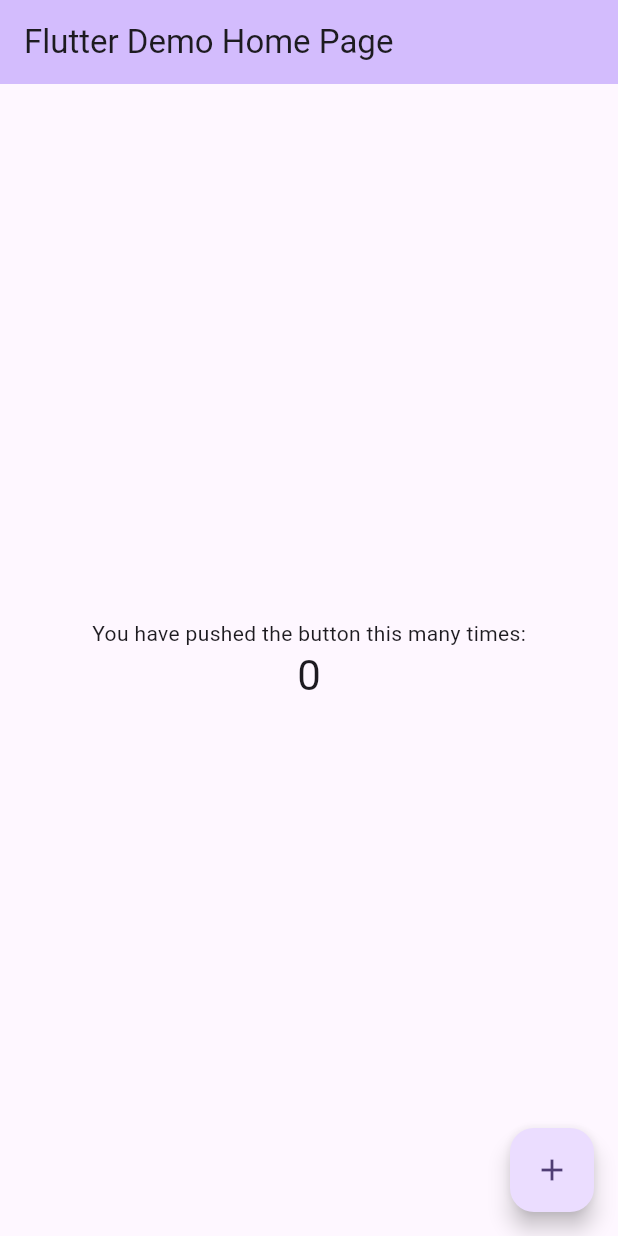
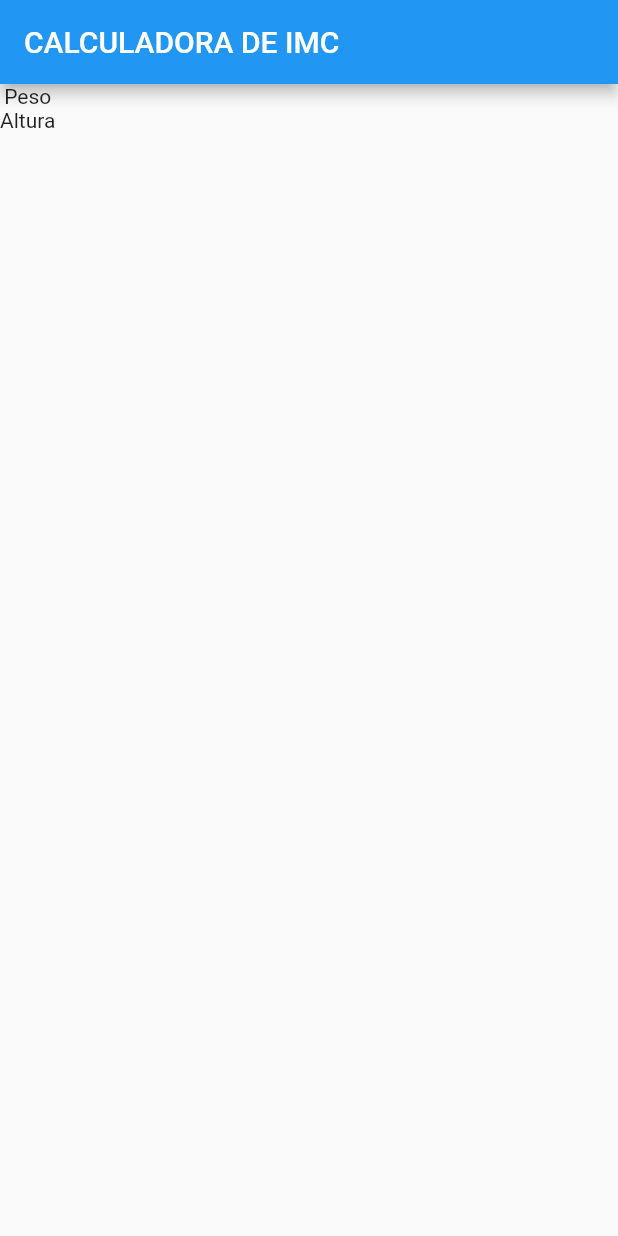
Before and after one commit to abnipc/Flutter_Calculadora_IMC, a Flutter app: the screen it shows after launch, on a phone screen of 412 x 824 dp. Run offline on Flutter 3.47's test engine with Material 2 defaults, Android fonts, the phone set to English and light mode, and no system bars.

Commit message:
estrutura basica do app funcionando.

```diff
--- a/calculadora_imc/lib/main.dart
+++ b/calculadora_imc/lib/main.dart
@@ -1,125 +1,45 @@
 import 'package:flutter/material.dart';
 
 void main() {
-  runApp(const MyApp());
+  runApp(
+      const MyApp()); // A classe MyApp é definida abaixo, aqui ela está sendo instanciada
 }
 
+//classe MyApp
 class MyApp extends StatelessWidget {
   const MyApp({super.key});
 
-  // This widget is the root of your application.
   @override
   Widget build(BuildContext context) {
-    return MaterialApp(
-      title: 'Flutter Demo',
-      theme: ThemeData(
-        // This is the theme of your application.
-        //
-        // TRY THIS: Try running your application with "flutter run". You'll see
-        // the application has a blue toolbar. Then, without quitting the app,
-        // try changing the seedColor in the colorScheme below to Colors.green
-        // and then invoke "hot reload" (save your changes or press the "hot
-        // reload" button in a Flutter-supported IDE, or press "r" if you used
-        // the command line to start the app).
-        //
-        // Notice that the counter didn't reset back to zero; the application
-        // state is not lost during the reload. To reset the state, use hot
-        // restart instead.
-        //
-        // This works for code too, not just values: Most code changes can be
-        // tested with just a hot reload.
-        colorScheme: ColorScheme.fromSeed(seedColor: Colors.deepPurple),
-        useMaterial3: true,
-      ),
-      home: const MyHomePage(title: 'Flutter Demo Home Page'),
+    return const MaterialApp(
+      home: HomePage(), //classe HomePage sendo instanciada
     );
   }
 }
 
-class MyHomePage extends StatefulWidget {
-  const MyHomePage({super.key, required this.title});
-
-  // This widget is the home page of your application. It is stateful, meaning
-  // that it has a State object (defined below) that contains fields that affect
-  // how it looks.
-
-  // This class is the configuration for the state. It holds the values (in this
-  // case the title) provided by the parent (in this case the App widget) and
-  // used by the build method of the State. Fields in a Widget subclass are
-  // always marked "final".
-
-  final String title;
+//definição da classe HomePage
+class HomePage extends StatefulWidget {
+  const HomePage({super.key});
 
   @override
-  State<MyHomePage> createState() => _MyHomePageState();
+  State<HomePage> createState() => _HomePageState();
 }
 
-class _MyHomePageState extends State<MyHomePage> {
-  int _counter = 0;
-
-  void _incrementCounter() {
-    setState(() {
-      // This call to setState tells the Flutter framework that something has
-      // changed in this State, which causes it to rerun the build method below
-      // so that the display can reflect the updated values. If we changed
-      // _counter without calling setState(), then the build method would not be
-      // called again, and so nothing would appear to happen.
-      _counter++;
-    });
-  }
-
+class _HomePageState extends State<HomePage> {
   @override
   Widget build(BuildContext context) {
-    // This method is rerun every time setState is called, for instance as done
-    // by the _incrementCounter method above.
-    //
-    // The Flutter framework has been optimized to make rerunning build methods
-    // fast, so that you can just rebuild anything that needs updating rather
-    // than having to individually change instances of widgets.
+    //Scafold é um template de app
     return Scaffold(
-      appBar: AppBar(
-        // TRY THIS: Try changing the color here to a specific color (to
-        // Colors.amber, perhaps?) and trigger a hot reload to see the AppBar
-        // change color while the other colors stay the same.
-        backgroundColor: Theme.of(context).colorScheme.inversePrimary,
-        // Here we take the value from the MyHomePage object that was created by
-        // the App.build method, and use it to set our appbar title.
-        title: Text(widget.title),
-      ),
-      body: Center(
-        // Center is a layout widget. It takes a single child and positions it
-        // in the middle of the parent.
-        child: Column(
-          // Column is also a layout widget. It takes a list of children and
-          // arranges them vertically. By default, it sizes itself to fit its
-          // children horizontally, and tries to be as tall as its parent.
-          //
-          // Column has various properties to control how it sizes itself and
-          // how it positions its children. Here we use mainAxisAlignment to
-          // center the children vertically; the main axis here is the vertical
-          // axis because Columns are vertical (the cross axis would be
-          // horizontal).
-          //
-          // TRY THIS: Invoke "debug painting" (choose the "Toggle Debug Paint"
-          // action in the IDE, or press "p" in the console), to see the
-          // wireframe for each widget.
-          mainAxisAlignment: MainAxisAlignment.center,
-          children: <Widget>[
-            const Text(
-              'You have pushed the button this many times:',
-            ),
-            Text(
-              '$_counter',
-              style: Theme.of(context).textTheme.headlineMedium,
-            ),
+        //adiciona barra ao topo do corpo do app
+        appBar: AppBar(
+          title: Text("CALCULADORA DE IMC"),
+        ),
+        //adiciona corpo
+        body: Column(
+          children: [
+            Text("Peso"),
+            Text("Altura"),
           ],
-        ),
-      ),
-      floatingActionButton: FloatingActionButton(
-        onPressed: _incrementCounter,
-        tooltip: 'Increment',
-        child: const Icon(Icons.add),
-      ), // This trailing comma makes auto-formatting nicer for build methods.
-    );
+        ));
   }
 }
```
